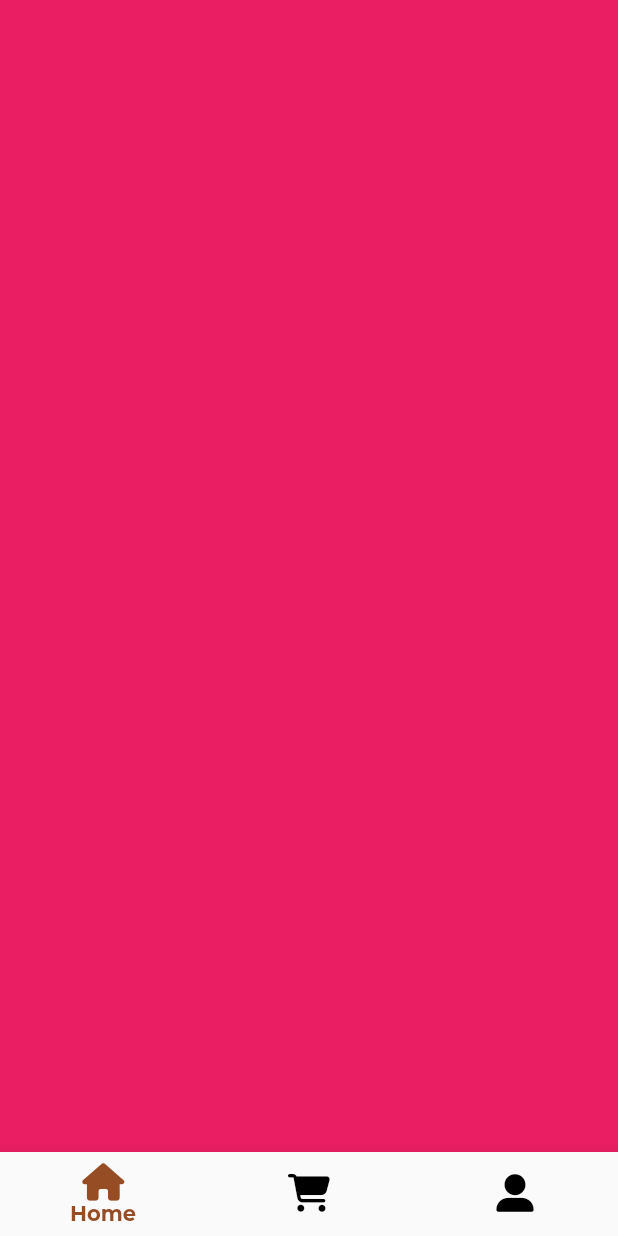
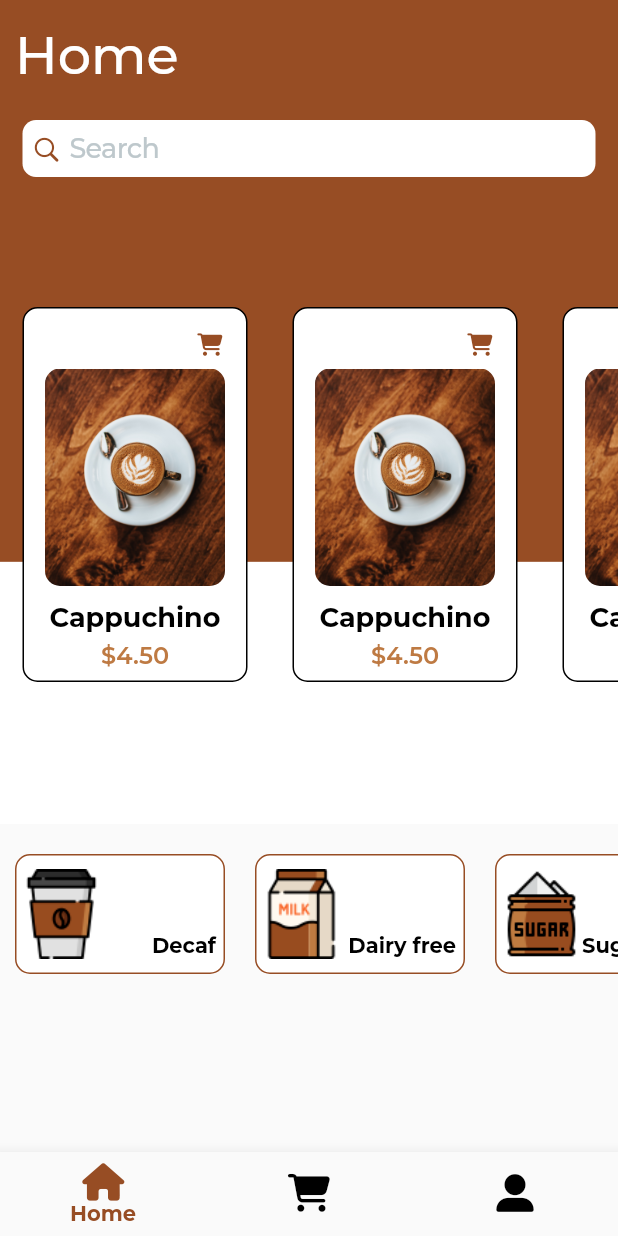
Before and after one commit to naomitimm/TopPot, a Flutter app: the screen it shows after launch, on a phone screen of 412 x 824 dp. Run offline on Flutter 3.47's test engine with Material 2 defaults, Android fonts, the phone set to English and light mode, and no system bars; our stand-ins replace font_awesome_flutter, go_router, google_fonts.

Commit message:
homepage--complete

```diff
--- a/top_pot_app/lib/presentation/dashboard/home_page.dart
+++ b/top_pot_app/lib/presentation/dashboard/home_page.dart
@@ -1,3 +1,6 @@
+import 'package:top_pot_app/presentation/dashboard/widgets/containers.dart';
+import 'package:top_pot_app/presentation/dashboard/widgets/search_bar.dart';
+import 'package:top_pot_app/presentation/dashboard/widgets/text.dart';
 import 'package:top_pot_app/presentation/exports.dart';
 
 class HomePage extends StatefulWidget {
@@ -10,8 +13,70 @@ class HomePage extends StatefulWidget {
 class _HomePageState extends State<HomePage> {
   @override
   Widget build(BuildContext context) {
+    final size = MediaQuery.of(context).size;
+    final height = size.height;
     return Scaffold(
-      backgroundColor: Colors.pink,
+      body: ListView(
+        children: [
+          Container(
+            color: Colors.white,
+            height: height / 1.5,
+            child: Stack(
+              children: [
+                Container(
+                  color: const Color.fromRGBO(151, 77, 36, 1),
+                  height: height / 2.2,
+                ),
+                const Padding(
+                  padding: EdgeInsets.symmetric(vertical: 15, horizontal: 10),
+                  child: DashboardHeadline(color: Colors.white, text: "Home"),
+                ),
+                const Padding(
+                    padding: EdgeInsets.only(top: 80, left: 15, right: 15),
+                    child: MySearchBar()),
+                Padding(
+                  padding: const EdgeInsets.only(top: 110),
+                  child: Align(
+                    alignment: Alignment.center,
+                    child: SizedBox(
+                      height: 250,
+                      width: double.infinity,
+                      child: ListView.builder(
+                          scrollDirection: Axis.horizontal,
+                          itemCount: 5,
+                          itemBuilder: ((context, index) {
+                            return const CoffeeCard(
+                              image: "assets/coffee/coffee1.jpg",
+                              name: "Cappuchino",
+                              price: "4.50",
+                            );
+                          })),
+                    ),
+                  ),
+                ),
+              ],
+            ),
+          ),
+          const SizedBox(
+            height: 20,
+          ),
+          SizedBox(
+            height: 80,
+            width: double.infinity,
+            child: ListView(
+              children: [
+                const CatagoryCard(
+                    image: "assets/coffee/decaff.png", name: "Decaf"),
+                const CatagoryCard(
+                    image: "assets/coffee/milk.png", name: "Dairy free"),
+                const CatagoryCard(
+                    image: "assets/coffee/sugar.png", name: "Sugar free"),
+              ],
+              scrollDirection: Axis.horizontal,
+            ),
+          ),
+        ],
+      ),
     );
   }
 }
--- /dev/null
+++ b/top_pot_app/lib/presentation/dashboard/widgets/containers.dart
@@ -0,0 +1,129 @@
+import 'package:top_pot_app/presentation/exports.dart';
+
+class CoffeeCard extends StatelessWidget {
+  final String image;
+  final String name;
+  final String price;
+  const CoffeeCard(
+      {Key? key, required this.image, required this.name, required this.price})
+      : super(key: key);
+
+  @override
+  Widget build(BuildContext context) {
+    return Padding(
+      padding: const EdgeInsets.symmetric(horizontal: 15),
+      child: Container(
+        width: 150,
+        decoration: BoxDecoration(
+            color: Colors.white,
+            border: Border.all(
+              color: Colors.black,
+            ),
+            // image: DecorationImage(image: AssetImage(image), fit: BoxFit.cover),
+            borderRadius: const BorderRadius.all(Radius.circular(10))),
+        child: Stack(
+          children: [
+            Column(
+              children: [
+                Padding(
+                  padding: const EdgeInsets.only(top: 40),
+                  child: Align(
+                    alignment: Alignment.topCenter,
+                    child: Container(
+                        width: 120,
+                        height: 145,
+                        decoration: BoxDecoration(
+                            image: DecorationImage(
+                                image: AssetImage(image), fit: BoxFit.cover),
+                            borderRadius:
+                                const BorderRadius.all(Radius.circular(10)))),
+                  ),
+                ),
+                const SizedBox(height: 10),
+                Column(
+                  crossAxisAlignment: CrossAxisAlignment.center,
+                  children: [
+                    Text(name,
+                        style: GoogleFonts.montserrat(
+                          textStyle: const TextStyle(
+                              color: Colors.black,
+                              fontSize: 18,
+                              fontWeight: FontWeight.w700),
+                        )),
+                    const SizedBox(height: 5),
+                    Text("\$$price",
+                        style: GoogleFonts.montserrat(
+                          textStyle: const TextStyle(
+                              color: Color.fromRGBO(190, 122, 67, 1),
+                              fontSize: 16,
+                              fontWeight: FontWeight.w600),
+                        )),
+                  ],
+                ),
+              ],
+            ),
+            Align(
+              alignment: Alignment.topRight,
+              child: IconButton(
+                onPressed: () {},
+                icon: const FaIcon(
+                  FontAwesomeIcons.cartShopping,
+                  color: Color.fromRGBO(151, 77, 36, 1),
+                  size: 15,
+                ),
+              ),
+            ),
+          ],
+        ),
+      ),
+    );
+  }
+}
+
+class CatagoryCard extends StatelessWidget {
+  final String image;
+  final String name;
+  const CatagoryCard({Key? key, required this.image, required this.name})
+      : super(key: key);
+
+  @override
+  Widget build(BuildContext context) {
+    return Padding(
+      padding: const EdgeInsets.symmetric(horizontal: 10),
+      child: Container(
+        width: 140,
+        decoration: BoxDecoration(
+            color: Colors.white,
+            border: Border.all(
+              color: const Color.fromRGBO(151, 77, 36, 1),
+            ),
+            borderRadius: const BorderRadius.all(Radius.circular(10))),
+        child: Stack(
+          children: [
+            Container(
+              width: 60,
+              height: 80,
+              decoration: BoxDecoration(
+                  image: DecorationImage(
+                      image: AssetImage(image), fit: BoxFit.scaleDown),
+                  borderRadius: const BorderRadius.all(Radius.circular(10))),
+            ),
+            Padding(
+              padding: const EdgeInsets.only(bottom: 10, right: 5),
+              child: Align(
+                alignment: Alignment.bottomRight,
+                child: Text(name,
+                    style: GoogleFonts.montserrat(
+                      textStyle: const TextStyle(
+                          color: Colors.black,
+                          fontSize: 14,
+                          fontWeight: FontWeight.w700),
+                    )),
+              ),
+            ),
+          ],
+        ),
+      ),
+    );
+  }
+}
--- /dev/null
+++ b/top_pot_app/lib/presentation/dashboard/widgets/search_bar.dart
@@ -0,0 +1,20 @@
+import 'package:flutter/cupertino.dart';
+import 'package:top_pot_app/presentation/exports.dart';
+
+class MySearchBar extends StatelessWidget {
+  const MySearchBar({Key? key}) : super(key: key);
+
+  @override
+  Widget build(BuildContext context) {
+    return CupertinoSearchTextField(
+      itemColor: const Color.fromRGBO(151, 77, 36, 1),
+      placeholderStyle: const TextStyle(
+        color: Color.fromRGBO(190, 200, 204, 1),
+      ),
+      style: GoogleFonts.montserrat(
+        textStyle: const TextStyle(fontSize: 18, fontWeight: FontWeight.w500),
+      ),
+      backgroundColor: Colors.white,
+    );
+  }
+}
--- /dev/null
+++ b/top_pot_app/lib/presentation/dashboard/widgets/text.dart
@@ -0,0 +1,26 @@
+import 'package:top_pot_app/presentation/exports.dart';
+
+List colors = const [
+  Color.fromRGBO(151, 77, 36, 1),
+  Color.fromRGBO(27, 27, 27, 1),
+  Color.fromRGBO(190, 200, 204, 1),
+  Color.fromRGBO(99, 52, 32, 1),
+  Color.fromRGBO(219, 207, 194, 1),
+  Color.fromRGBO(190, 122, 67, 1),
+];
+
+class DashboardHeadline extends StatelessWidget {
+  final String text;
+  final Color color;
+  const DashboardHeadline({Key? key, required this.color, required this.text})
+      : super(key: key);
+
+  @override
+  Widget build(BuildContext context) {
+    return Text(text,
+        style: GoogleFonts.montserrat(
+          textStyle: TextStyle(
+              color: color, fontSize: 35, fontWeight: FontWeight.w500),
+        ));
+  }
+}
--- a/top_pot_app/lib/presentation/exports.dart
+++ b/top_pot_app/lib/presentation/exports.dart
@@ -4,6 +4,7 @@ export 'package:top_pot_app/presentation/auth/widgets/waves.dart';
 export 'package:google_fonts/google_fonts.dart';
 export 'package:font_awesome_flutter/font_awesome_flutter.dart';
 export 'package:go_router/go_router.dart';
+
 // pages
 export 'package:top_pot_app/presentation/auth/widgets/buttons.dart';
 export 'package:top_pot_app/presentation/auth/widgets/texts.dart';
--- a/top_pot_app/pubspec.yaml
+++ b/top_pot_app/pubspec.yaml
@@ -64,6 +64,7 @@ flutter:
   assets:
     - assets/
     - assets/icons/
+    - assets/coffee/
 
   # An image asset can refer to one or more resolution-specific "variants", see
   # https://flutter.dev/assets-and-images/#resolution-aware
```
Also changed, not shown: top_pot_app/assets/coffee/coffee1.jpg (added), top_pot_app/assets/coffee/decaff.png (added), top_pot_app/assets/coffee/milk.png (added), top_pot_app/assets/coffee/sugar.png (added).
